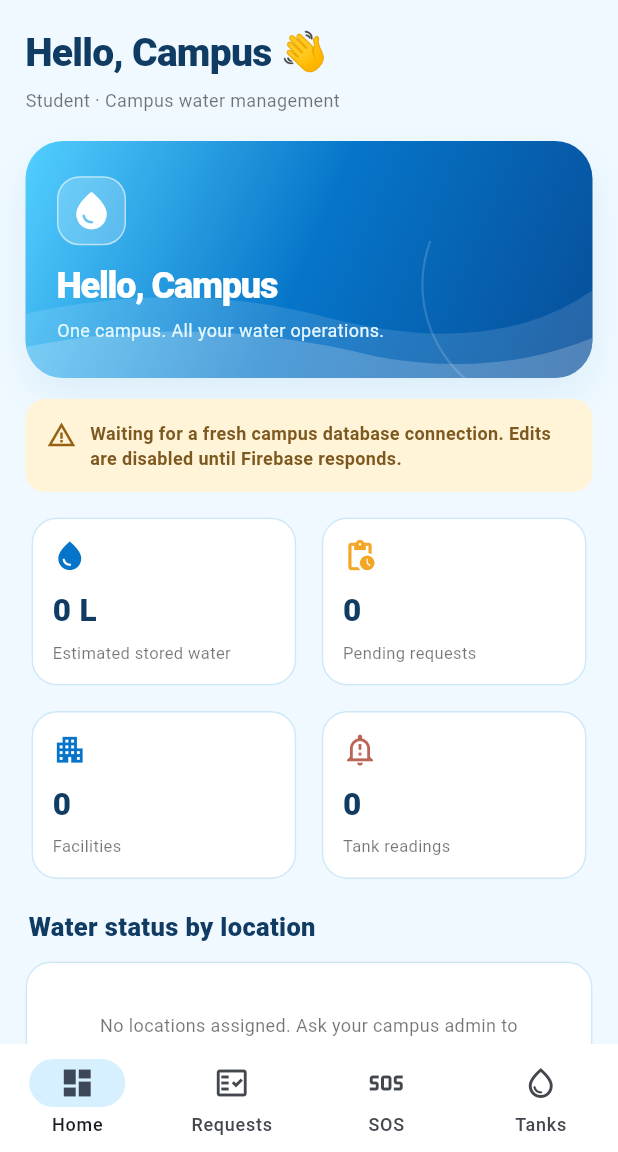
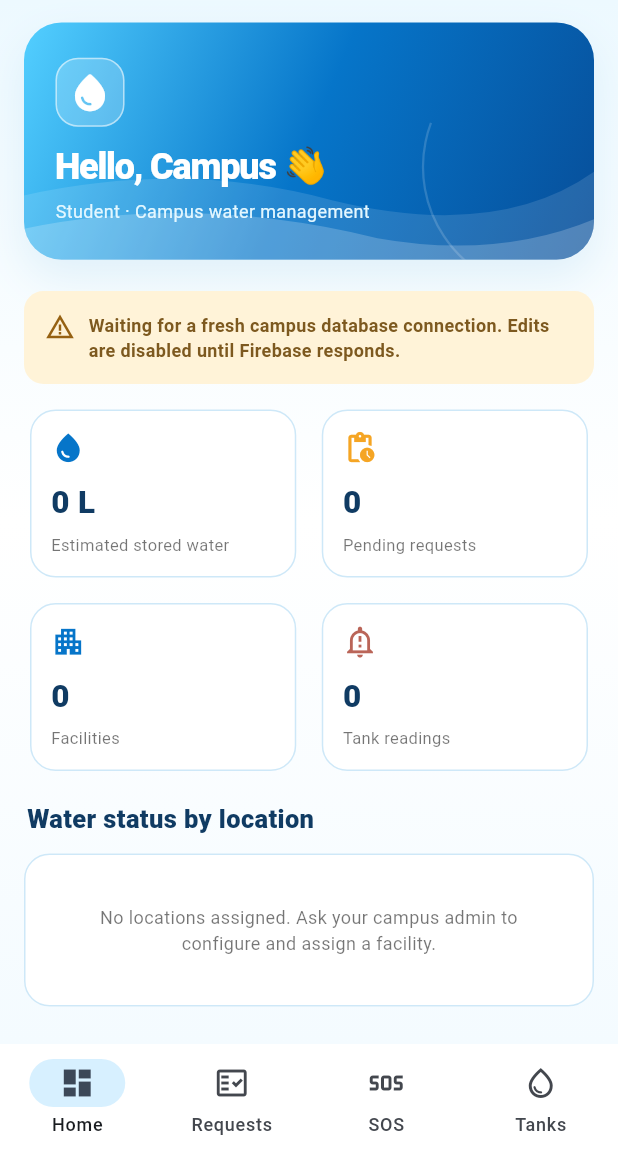
Before and after one commit to SHWETHA-1315/AQUACAMPUS, a Flutter app: the AppShell screen opened directly with empty values, on a phone screen of 412 x 824 dp, the part 84-1236 px from its top. Run offline on Flutter 3.47's test engine with Material 3 defaults, Android fonts, the light colour scheme and no system bars; our stand-ins replace cloud_firestore, firebase_auth, firebase_core; accounts and stored records are empty.

Commit message:
design: consistent ocean gradient page headers across every Android portal

```diff
--- a/lib/main.dart
+++ b/lib/main.dart
@@ -616,39 +616,42 @@ class _AppShellState extends State<AppShell> {
 }
 
 class ScreenBody extends StatelessWidget {
-  const ScreenBody(
-      {super.key,
-      required this.title,
-      required this.subtitle,
-      required this.children,
-      this.action});
+  const ScreenBody({
+    super.key,
+    required this.title,
+    required this.subtitle,
+    required this.children,
+    this.action,
+  });
+
   final String title, subtitle;
   final List<Widget> children;
   final Widget? action;
-  @override
-  Widget build(BuildContext context) =>
-      ListView(padding: const EdgeInsets.all(17), children: [
-        Row(crossAxisAlignment: CrossAxisAlignment.start, children: [
-          Expanded(
-              child: Column(
-                  crossAxisAlignment: CrossAxisAlignment.start,
-                  children: [
-                Text(title,
-                    style: const TextStyle(
-                        fontSize: 26,
-                        fontWeight: FontWeight.w900,
-                        color: ink,
-                        letterSpacing: -.5)),
-                const SizedBox(height: 4),
-                Text(subtitle,
-                    style: const TextStyle(
-                        fontSize: 12, color: Colors.black54, height: 1.5)),
-              ])),
-          if (action != null) action!
+
+  @override
+  Widget build(BuildContext context) => Container(
+    decoration: const BoxDecoration(
+      gradient: LinearGradient(
+        colors: [Color(0xFFEDF9FF), Colors.white, Color(0xFFF4FBFF)],
+        begin: Alignment.topCenter,
+        end: Alignment.bottomCenter,
+      ),
+    ),
+    child: ListView(
+      padding: const EdgeInsets.fromLTRB(16, 15, 16, 30),
+      children: [
+        Row(children: [
+          Expanded(child: OceanHero(title: title, subtitle: subtitle, compact: true)),
+          if (action != null) ...[
+            const SizedBox(width: 9),
+            action!,
+          ],
         ]),
-        const SizedBox(height: 18),
+        const SizedBox(height: 21),
         ...children,
-      ]);
+      ],
+    ),
+  );
 }
 
 class Surface extends StatelessWidget {
@@ -811,12 +814,6 @@ class OverviewPage extends StatelessWidget {
         subtitle:
             '${_nice(s.role)} · Campus water management',
         children: [
-          OceanHero(
-            title: 'Hello, ${s.name.split(' ').first}',
-            subtitle: 'One campus. All your water operations.',
-            compact: true,
-          ),
-          const SizedBox(height: 14),
           if (!s.backendConnected)
             const InfoBanner(
               'Waiting for a fresh campus database connection. Edits are disabled until Firebase responds.',
```
